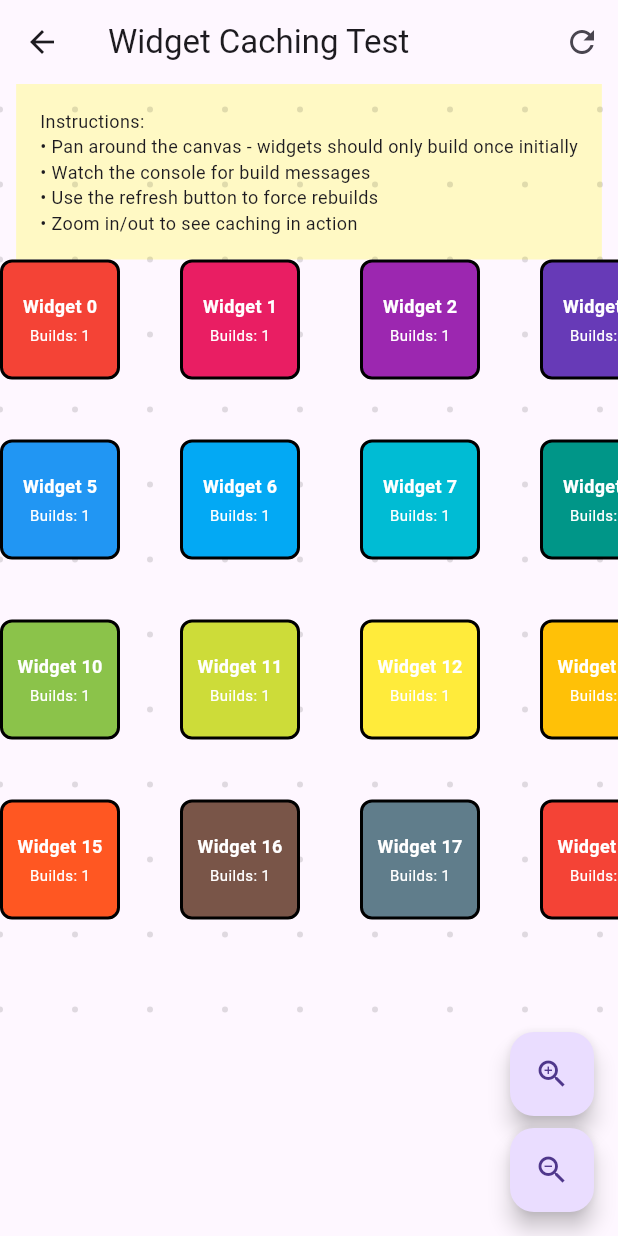
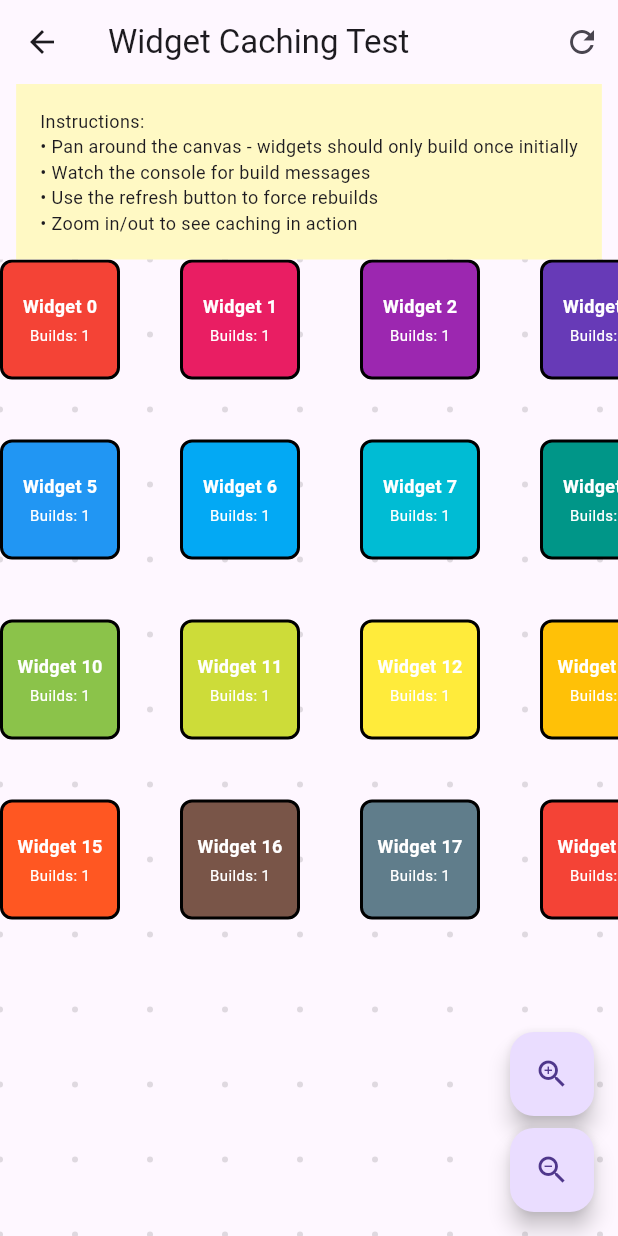
Before and after one commit to ruinivist/infinite_lazy_grid, a Flutter app: the screen it shows after launch, after a tap on "Widget Caching Test", on a phone screen of 412 x 824 dp. Run offline on Flutter 3.47's test engine with Material 3 defaults, Android fonts, the phone set to English and light mode, and no system bars.

Commit message:
fix alignment for dot grid background + add clipping post canvas paint

```diff
--- a/example/lib/caching_test.dart
+++ b/example/lib/caching_test.dart
@@ -20,7 +20,12 @@ class _CachingTestAppState extends State<CachingTestApp> {
     for (int i = 0; i < 20; i++) {
       controller.addChild(
         Offset((i % 5) * 120.0, (i ~/ 5) * 120.0),
-        BuildCounterWidget(color: Colors.primaries[i % Colors.primaries.length], label: 'Widget $i'),
+        BuildCounterWidget(
+          key: ValueKey<int>(i), // since in the tree it will be just an array at the same height, a count change
+          // along the egdes of screen build all so you need a key to identify individually
+          color: Colors.primaries[i % Colors.primaries.length],
+          label: 'Widget $i',
+        ),
       );
     }
   }
--- a/example/lib/main.dart
+++ b/example/lib/main.dart
@@ -1,4 +1,4 @@
-import './app.dart';
+import 'simple_example.dart';
 import './caching_test.dart';
 import './dynamic_widget_example.dart';
 import 'package:flutter/material.dart';
@@ -27,9 +27,9 @@ class ExampleChooser extends StatelessWidget {
           children: [
             ElevatedButton(
               onPressed: () {
-                Navigator.push(context, MaterialPageRoute(builder: (context) => const App()));
+                Navigator.push(context, MaterialPageRoute(builder: (context) => const SimpleExample()));
               },
-              child: const Text('Original Example'),
+              child: const Text('Simple Example'),
             ),
             const SizedBox(height: 16),
             ElevatedButton(
@@ -50,8 +50,8 @@ class ExampleChooser extends StatelessWidget {
               padding: EdgeInsets.all(16.0),
               child: Text(
                 'Examples:\n'
-                '• Original: Basic usage demo\n'
-                '• Caching Test: Shows Flutter\'s automatic widget optimization\n'
+                '• Simple: Basic usage demo\n'
+                '• Caching Test: To sanity check build counts\n'
                 '• Dynamic Inputs: How to handle changing widget data',
                 textAlign: TextAlign.center,
                 style: TextStyle(fontSize: 14, color: Colors.grey),
--- a/lib/core/background.dart
+++ b/lib/core/background.dart
@@ -9,25 +9,28 @@ abstract class CanvasBackground {
 
   /// draw the backround on this context. Implement this to have
   /// different kinds of backgrounds
-  void paint(Canvas canvas, Offset offset, double scale, Size canvasSize);
+  /// [screenOffset] is the screen space offset for clipping
+  /// [canvasOffset] is the grid space offset from the controller
+  void paint(Canvas canvas, Offset screenOffset, Offset canvasOffset, double scale, Size canvasSize);
 }
 
 class NoBackground extends CanvasBackground {
   const NoBackground();
 
   @override
-  void paint(Canvas canvas, Offset offset, double scale, Size canvasSize) {}
+  void paint(Canvas canvas, Offset screenOffset, Offset canvasOffset, double scale, Size canvasSize) {}
 }
 
 class SingleColorBackround extends CanvasBackground {
   const SingleColorBackround(Color backgroundColor) : super(bgColor: backgroundColor);
 
   @override
-  void paint(Canvas canvas, Offset offset, double scale, Size canvasSize) {
+  void paint(Canvas canvas, Offset screenOffset, Offset canvasOffset, double scale, Size canvasSize) {
     final paint = Paint()
       ..color = bgColor
       ..style = PaintingStyle.fill;
-    canvas.drawRect(Rect.fromLTWH(0, 0, canvasSize.width, canvasSize.height), paint);
+
+    canvas.drawRect(Rect.fromLTWH(screenOffset.dx, screenOffset.dy, canvasSize.width, canvasSize.height), paint);
   }
 }
 
@@ -39,18 +42,33 @@ class DotGridBackround extends CanvasBackground {
   const DotGridBackround({this.size = 2.0, this.spacing = 50.0, this.color = Colors.black12}) : super();
 
   @override
-  void paint(Canvas canvas, Offset offset, double scale, Size canvasSize) {
+  void paint(Canvas canvas, Offset screenOffset, Offset canvasOffset, double scale, Size canvasSize) {
     final paint = Paint()
       ..color = color
       ..strokeWidth = 1.0 * scale;
     double scaledSpacing = spacing * scale;
     double scaledSize = size * scale;
 
-    double startX = (offset.dx % scaledSpacing) - scaledSpacing;
-    double startY = (offset.dy % scaledSpacing) - scaledSpacing;
+    // Use canvasOffset to determine the grid position in grid space
+    // Calculate the grid origin in canvas space (0,0 should be at a grid point)
+    // Find the first grid point that aligns with the coordinate system
+    double firstGridX = (canvasOffset.dx / spacing).floor() * spacing;
+    double firstGridY = (canvasOffset.dy / spacing).floor() * spacing;
 
-    for (double x = startX; x < canvasSize.width + scaledSpacing; x += scaledSpacing) {
-      for (double y = startY; y < canvasSize.height + scaledSpacing; y += scaledSpacing) {
+    // Convert grid space coordinates to screen space
+    double screenStartX = (firstGridX - canvasOffset.dx) * scale + screenOffset.dx;
+    double screenStartY = (firstGridY - canvasOffset.dy) * scale + screenOffset.dy;
+
+    // Ensure we start drawing before the visible area to avoid gaps
+    while (screenStartX > screenOffset.dx) {
+      screenStartX -= scaledSpacing;
+    }
+    while (screenStartY > screenOffset.dy) {
+      screenStartY -= scaledSpacing;
+    }
+
+    for (double x = screenStartX; x < screenOffset.dx + canvasSize.width + scaledSpacing; x += scaledSpacing) {
+      for (double y = screenStartY; y < screenOffset.dy + canvasSize.height + scaledSpacing; y += scaledSpacing) {
         canvas.drawCircle(Offset(x, y), scaledSize, paint);
       }
     }
--- a/lib/core/controller/controller.dart
+++ b/lib/core/controller/controller.dart
@@ -24,6 +24,7 @@ class LazyCanvasController with ChangeNotifier {
   final Offset? _buildCacheExtent;
   late Offset _buildExtent;
   final Size _hashCellSize;
+  bool _adhocRender = false;
   bool _init = false;
   late final SpatialHashing<int> _spatialHash;
   List<ChildInfo> _renderedChildrenCache = [];
@@ -46,7 +47,8 @@ class LazyCanvasController with ChangeNotifier {
   Size get canvasSize => _canvasSize;
   Offset get _ssCenter => Offset(_canvasSize.width / 2, _canvasSize.height / 2);
   Offset get _gsCenter => ssToGs(_ssCenter, _gsTopLeftOffset, _scale);
-  bool get _cleanRenderState => _init && _lastProcessedOffset == _gsTopLeftOffset && _lastProcessedScale == _scale;
+  bool get _cleanRenderState =>
+      _init && _lastProcessedOffset == _gsTopLeftOffset && _lastProcessedScale == _scale && !_adhocRender;
 
   // ==================== Callback Functions ====================
 
@@ -124,6 +126,7 @@ class LazyCanvasController with ChangeNotifier {
       // Create a new _ChildInfo with the new widget
       _children[id] = _ChildInfo(gsPosition: child.gsPosition, widget: newWidget)
         ..lastRenderedSize = child.lastRenderedSize;
+      _adhocRender = true; // so that even if the position is same, it will be re-rendered
       notifyListeners();
     } else {
       throw _ChildNotFoundException;
@@ -190,6 +193,7 @@ class LazyCanvasController with ChangeNotifier {
 
     _lastProcessedOffset = _gsTopLeftOffset;
     _lastProcessedScale = _scale;
+    _adhocRender = false;
 
     final idsToBuild = _childrenWithinBuildArea(_gsCenter, _buildExtent);
 
--- a/lib/core/render.dart
+++ b/lib/core/render.dart
@@ -49,6 +49,7 @@ class _LazyCanvasState extends State<LazyCanvas> with TickerProviderStateMixin<L
             canvasBackground: widget.canvasBackground,
             ssPositions: ssPositions,
             scale: widget.controller.scale,
+            gridSpaceOffset: widget.controller.offset,
             onCanvasSizeChange: widget.controller.onCanvasSizeChange,
             onChildSizeChange: widget.controller.onChildSizeChange,
             children: children,
@@ -83,6 +84,7 @@ class _CanvasRenderObject extends MultiChildRenderObjectWidget {
   final List<int> childrenIds;
   final List<Offset> ssPositions;
   final double scale;
+  final Offset gridSpaceOffset;
   final CanvasBackground canvasBackground;
   final Function onCanvasSizeChange;
   final Function onChildSizeChange;
@@ -91,6 +93,7 @@ class _CanvasRenderObject extends MultiChildRenderObjectWidget {
     required this.childrenIds,
     required this.ssPositions,
     required this.scale,
+    required this.gridSpaceOffset,
     required this.canvasBackground,
     required this.onCanvasSizeChange,
     required this.onChildSizeChange,
@@ -104,6 +107,7 @@ class _CanvasRenderObject extends MultiChildRenderObjectWidget {
       childrenIds: childrenIds,
       ssPositions: ssPositions,
       scale: scale,
+      gridSpaceOffset: gridSpaceOffset,
       canvasBackground: canvasBackground,
       onCanvasSizeChange: onCanvasSizeChange,
       onChildSizeChange: onChildSizeChange,
@@ -116,6 +120,7 @@ class _CanvasRenderObject extends MultiChildRenderObjectWidget {
       ..childrenIds = childrenIds
       ..ssPositions = ssPositions
       ..canvasBackground = canvasBackground
+      ..gridSpaceOffset = gridSpaceOffset
       ..scale = scale;
   }
 }
@@ -133,6 +138,7 @@ class _CanvasRenderBox extends RenderBox
   CanvasBackground _canvasBackground;
   List<int> _childrenIds;
   List<Offset> _ssPositions;
+  Offset _gridSpaceOffset;
   double _scale;
   Function onCanvasSizeChange;
   Function onChildSizeChange;
@@ -141,6 +147,7 @@ class _CanvasRenderBox extends RenderBox
     required childrenIds,
     required ssPositions,
     required scale,
+    required gridSpaceOffset,
     required canvasBackground,
     required this.onCanvasSizeChange,
     required this.onChildSizeChange,
@@ -148,6 +155,7 @@ class _CanvasRenderBox extends RenderBox
        _childrenIds = childrenIds,
        _ssPositions = ssPositions,
        _scale = scale,
+       _gridSpaceOffset = gridSpaceOffset,
        _canvasBackground = canvasBackground;
 
   @override
@@ -177,6 +185,13 @@ class _CanvasRenderBox extends RenderBox
     if (_scale != scale) {
       _scale = scale;
       markNeedsLayout();
+    }
+  }
+
+  set gridSpaceOffset(Offset gridSpaceOffset) {
+    if (_gridSpaceOffset != gridSpaceOffset) {
+      _gridSpaceOffset = gridSpaceOffset;
+      markNeedsPaint();
     }
   }
 
@@ -215,8 +230,13 @@ class _CanvasRenderBox extends RenderBox
   @override
   void paint(PaintingContext context, Offset canvasStartOffset) {
     assert(childCount == _ssPositions.length);
+
+    // Clip to bounds before any painting, due to extent cache you may get the point ouside bounds
+    context.canvas.save();
+    context.canvas.clipRect(canvasStartOffset & size);
+
     // use the canvas background painter, pass it the canvas and that should handle drawing the background
-    _canvasBackground.paint(context.canvas, canvasStartOffset, _scale, size);
+    _canvasBackground.paint(context.canvas, canvasStartOffset, _gridSpaceOffset, _scale, size);
 
     // though using ssPositionns here directly worked for me but docs using the parentData
     // to get this info is the convention as child can be reordered ( though this will always
@@ -231,11 +251,13 @@ class _CanvasRenderBox extends RenderBox
       final drawAt = canvasStartOffset + childParentData.offset;
       context.canvas.translate(drawAt.dx, drawAt.dy);
       context.canvas.scale(childParentData.scale, childParentData.scale);
-      context.paintChild(child, Offset.zero); // pain at 0 as already translated
+      context.paintChild(child, Offset.zero); // paint at 0 as already translated
 
       context.canvas.restore();
       child = childParentData.nextSibling;
     }
+
+    context.canvas.restore(); // clip restore
   }
 
   @override
```
Also changed, not shown: example/lib/dynamic_widget_example.dart (+7 -8 lines), example/lib/simple_example.dart (renamed from example/lib/app.dart, +7 -4 lines), example/lib/widgets/fps.dart (+5 -3 lines), 1 other file.
